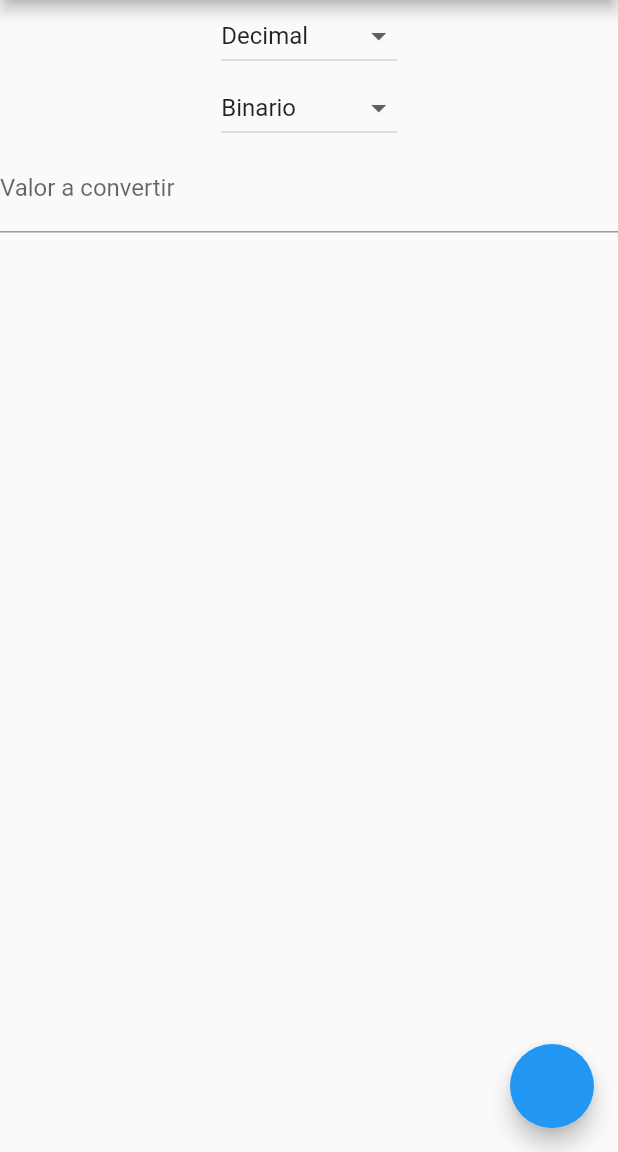
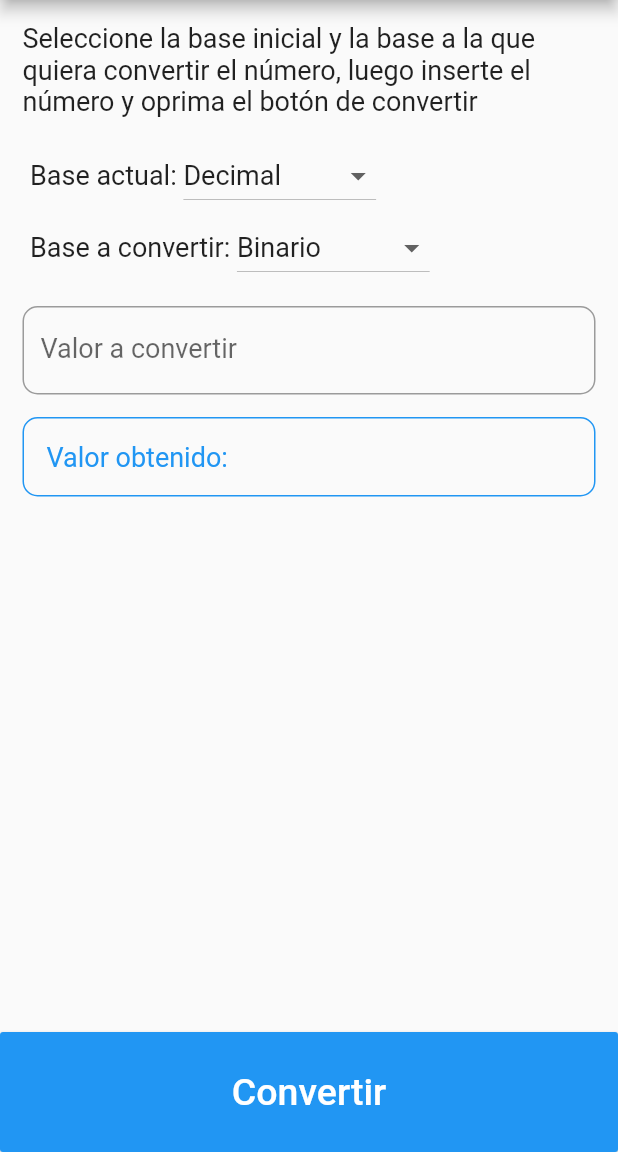
Before and after one commit to Dr4CuK30/ConvertidorApp, a Flutter app: the screen it shows after launch, on a phone screen of 412 x 824 dp, the part 84-1236 px from its top. Run offline on Flutter 3.47's test engine with Material 2 defaults, Android fonts, the phone set to English and light mode, and no system bars.

Commit message:
Se cambió el estilo de la app y se organizó un poco mejor, se eliminó el botón flotante

```diff
--- a/lib/pages/home.dart
+++ b/lib/pages/home.dart
@@ -22,29 +22,30 @@ class _HomePageState extends State<HomePage> {
 
   @override
   Widget build(BuildContext context) {
-    return Container(
-      child: Scaffold(
+    return Scaffold(
         appBar: AppBar(
           title: Text('ConvertidorApp'),
           centerTitle: true,
         ),
-        body: BotonesPiolas(),
-        floatingActionButton: FloatingActionButton(
-          onPressed: () {
-            setState(() {
-              result = ConvertirBase(
-                      deTipo: option1, aTipo: option2, value: _controller.text)
-                  .toUpperCase();
-            });
-          },
-        ),
-      ),
-    );
+        body: BotonesPiolas());
   }
 
   Widget BotonesPiolas() {
-    return Column(
+    return Stack(children: [
+      Column(
         children: [
+          Padding(
+            padding: const EdgeInsets.all(15.0),
+            child: Text(
+              'Seleccione la base inicial y la base a la que quiera convertir el número, luego inserte el número y oprima el botón de convertir',
+              style: TextStyle(fontSize: 18),
+            ),
+          ),
+          Row(
+            mainAxisAlignment: MainAxisAlignment.start,
+            children: [
+              Padding(padding: EdgeInsets.all(10)),
+              Text('Base actual: ', style: TextStyle(fontSize: 18)),
               DropdownButton<String>(
                 value: option1,
                 items: GenerarListaOpciones(),
@@ -56,6 +57,13 @@ class _HomePageState extends State<HomePage> {
                   setState(() {});
                 },
               ),
+            ],
+          ),
+          Row(
+            mainAxisAlignment: MainAxisAlignment.start,
+            children: [
+              Padding(padding: EdgeInsets.all(10)),
+              Text('Base a convertir: ', style: TextStyle(fontSize: 18)),
               DropdownButton<String>(
                 value: option2,
                 items: GenerarListaOpciones2(option1),
@@ -64,12 +72,56 @@ class _HomePageState extends State<HomePage> {
                   setState(() {});
                 },
               ),
-        TextField(
+            ],
+          ),
+          Container(
+            padding: EdgeInsets.all(15),
+            child: TextField(
               controller: _controller,
-          decoration: InputDecoration(labelText: 'Valor a convertir'),
+              decoration: InputDecoration(
+                  labelText: 'Valor a convertir',
+                  labelStyle: TextStyle(fontSize: 18),
+                  border: OutlineInputBorder(
+                      borderRadius: BorderRadius.circular(10))),
             ),
-        Text(result)
+          ),
+          Container(
+            padding: EdgeInsets.all(15),
+            margin: EdgeInsets.fromLTRB(15, 0, 15, 5),
+            decoration: BoxDecoration(
+                border: Border.all(color: Colors.blue),
+                borderRadius: BorderRadius.circular(10)),
+            child: Text("Valor obtenido: $result",
+                style: TextStyle(color: Colors.blue, fontSize: 18)),
+            width: MediaQuery.of(context).size.width,
+            // child: TextField(
+            //   decoration: InputDecoration(
+            //       labelText: 'Valor obtenido: $result',
+            //       labelStyle: TextStyle(fontSize: 18),
+            //       border: OutlineInputBorder(
+            //           borderRadius: BorderRadius.circular(10))),
+            //   enabled: false,
+            // ),
+          ),
         ],
-    );
+      ),
+      Align(
+        alignment: Alignment.bottomCenter,
+        child: MaterialButton(
+          minWidth: MediaQuery.of(context).size.width,
+          color: Colors.blue,
+          height: 80.0,
+          onPressed: () {
+            setState(() {
+              result = ConvertirBase(
+                      deTipo: option1, aTipo: option2, value: _controller.text)
+                  .toUpperCase();
+            });
+          },
+          child: Text('Convertir',
+              style: TextStyle(color: Colors.white, fontSize: 25)),
+        ),
+      )
+    ]);
   }
 }
--- a/lib/providers/OptionsProvider.dart
+++ b/lib/providers/OptionsProvider.dart
@@ -4,7 +4,7 @@ List<String> _options = ['Decimal', 'Binario', 'Octal', 'Hexadecimal'];
 
 List<DropdownMenuItem<String>> GenerarListaOpciones() {
   return [..._options]
-      .map((String s) => DropdownMenuItem<String>(value: s, child: Text(s)))
+      .map((String s) => DropdownMenuItem<String>(value: s, child: Text(s,style: TextStyle(fontSize: 18))))
       .toList();
 }
 
@@ -12,6 +12,6 @@ List<DropdownMenuItem<String>> GenerarListaOpciones2(String optionOcuped) {
   List<String> opcionesMod = [..._options];
   opcionesMod.remove(optionOcuped);
   return opcionesMod
-      .map((String s) => DropdownMenuItem<String>(value: s, child: Text(s)))
+      .map((String s) => DropdownMenuItem<String>(value: s, child: Text(s,style: TextStyle(fontSize: 18))))
       .toList();
 }
```
Lines whose indentation alone changed are shown as unchanged.
